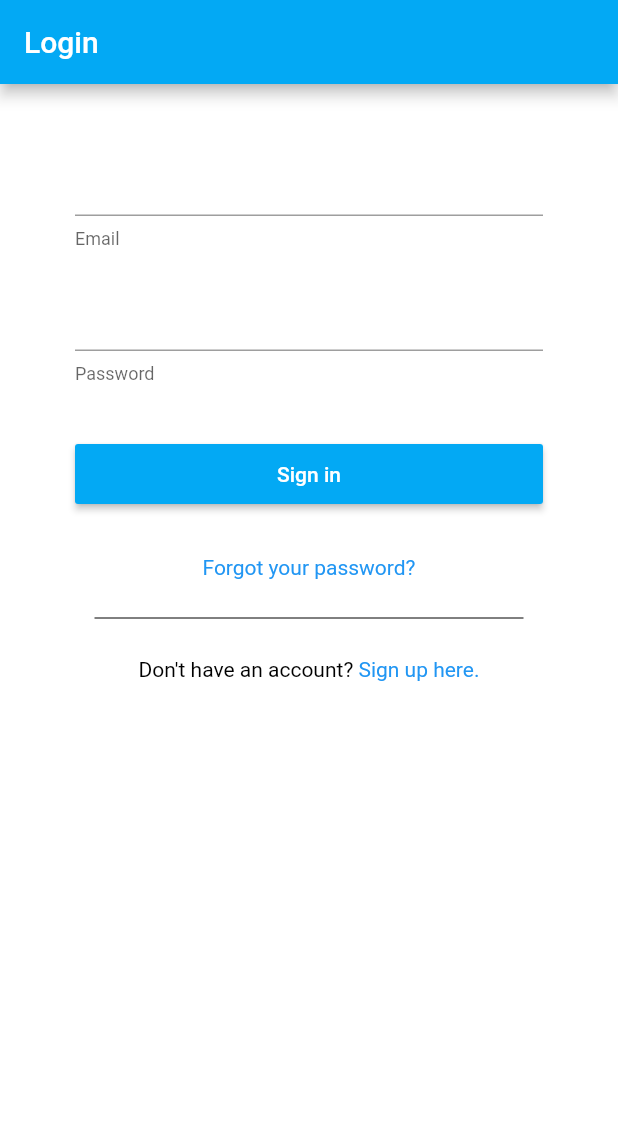
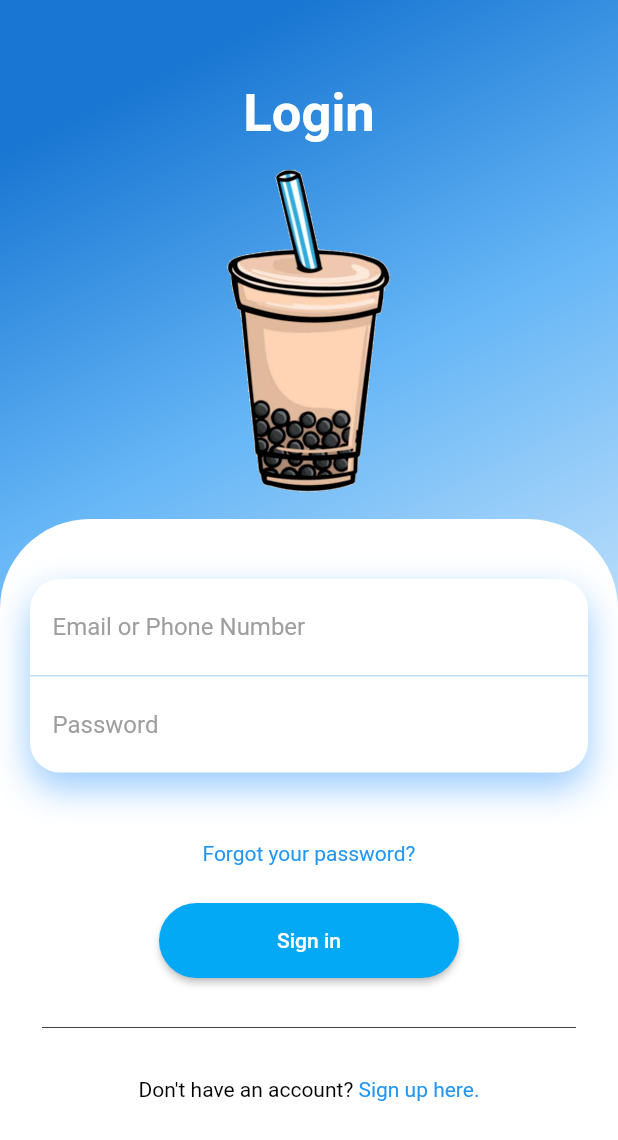
Before and after one commit to jonathanhua99/cafeapp, a Flutter app: the screen it shows after launch, on a phone screen of 412 x 824 dp. Shown: the top 1140 px of the screen. Run offline on Flutter 3.47's test engine with Material 2 defaults, Android fonts, the phone set to English and light mode, and no system bars; our stand-ins replace cloud_firestore, email_validator, firebase_auth; accounts and stored records are empty.

Commit message:
UI Redesign (#7)
* Remove unnecessary directives

* Re-Designed Login Screen

-Added icon of drink

-Overall re-design of page layout

```diff
--- a/lib/screens/forgot_password_screen.dart
+++ b/lib/screens/forgot_password_screen.dart
@@ -2,7 +2,6 @@ import 'package:cafe_app/services/auth.dart';
 import 'package:flutter/gestures.dart';
 import 'package:flutter/cupertino.dart';
 import 'package:flutter/material.dart';
-import 'loginCreate/login_screen.dart';
 import 'package:email_validator/email_validator.dart';
 
 class ForgotPassword extends StatefulWidget {
@@ -144,7 +143,8 @@ class _ForgotPasswordState extends State<ForgotPassword> {
                                   context: context,
                                   child: CupertinoAlertDialog(
                                     title: Text("Yikes!"),
-                                    content: Text("That's not proper email format, silly."),
+                                    content: Text(
+                                        "That's not proper email format, silly."),
                                     actions: <Widget>[
                                       CupertinoDialogAction(
                                         // isDefaultAction: false,
--- a/lib/screens/loginCreate/login_screen.dart
+++ b/lib/screens/loginCreate/login_screen.dart
@@ -11,8 +11,23 @@ class LoginScreen extends StatefulWidget {
   _LoginScreenState createState() => _LoginScreenState();
 }
 
-class _LoginScreenState extends State<LoginScreen> {
+class _LoginScreenState extends State<LoginScreen>
+    with SingleTickerProviderStateMixin {
   final AuthService _auth = AuthService();
+  AnimationController _animationController;
+
+  @override
+  void initState() {
+    _animationController = new AnimationController(
+      vsync: this,
+      duration: Duration(
+        milliseconds: 350,
+      ),
+    );
+    _animationController.forward();
+    super.initState();
+  }
+
   String email;
   String password;
   String error = "";
@@ -20,68 +35,192 @@ class _LoginScreenState extends State<LoginScreen> {
   @override
   Widget build(BuildContext context) {
     return Scaffold(
-      appBar: AppBar(
-        title: Text(
-          "Login",
-        ),
-        backgroundColor: Colors.lightBlue,
-      ),
       body: new GestureDetector(
         onTap: () {
-          FocusScope.of(
-            context,
-          ).requestFocus(
-            new FocusNode(),
-          );
+          FocusScopeNode currentFocus = FocusScope.of(context);
+          if (!currentFocus.hasPrimaryFocus) {
+            currentFocus.unfocus();
+          }
         },
         child: Container(
+          width: MediaQuery.of(context).size.width,
+          decoration: BoxDecoration(
+            gradient: LinearGradient(
+              begin: Alignment.topCenter,
+              colors: [
+                Colors.blue[700],
+                Colors.blue[300],
+                Colors.blue[100],
+              ],
+            ),
+          ),
+          child: Flex(
+            direction: Axis.vertical,
+            crossAxisAlignment: CrossAxisAlignment.center,
+            children: <Widget>[
+              SizedBox(height: 40),
+              Padding(
+                padding: EdgeInsets.only(
+                  top: 15.0,
+                ),
+                child: Column(
+                  crossAxisAlignment: CrossAxisAlignment.start,
+                  children: <Widget>[
+                    SlideTransition(
+                      position: Tween<Offset>(
+                        begin: Offset(
+                          0,
+                          //MediaQuery.of(context).size.width,
+                          -1,
+                        ),
+                        end: Offset.zero,
+                      ).animate(
+                        _animationController,
+                      ),
+                      child: FadeTransition(
+                        opacity: _animationController,
+                        child: Text(
+                          "Login",
+                          style: TextStyle(
                             color: Colors.white,
-          padding: EdgeInsets.symmetric(
-            vertical: 20.0,
-            horizontal: 50.0,
+                            fontSize: 35,
+                            fontWeight: FontWeight.bold,
                           ),
-          child: Form(
+                        ),
+                      ),
+                    )
+                  ],
+                ),
+              ),
+              Container(
+                height: 250,
+                child: FadeTransition(
+                  opacity: _animationController,
+                  child: Image.asset(
+                    'assets/images/edited_boba.png',
+                  ),
+                ),
+              ),
+              Expanded(
+                child: Container(
+                  decoration: BoxDecoration(
+                    color: Colors.white,
+                    borderRadius: BorderRadius.only(
+                      topLeft: Radius.circular(60),
+                      topRight: Radius.circular(60),
+                    ),
+                  ),
+                  child: Padding(
+                    padding: EdgeInsets.all(20),
                     child: Column(
                       children: <Widget>[
-                SizedBox(
-                  height: 20.0,
+                        SizedBox(height: 20),
+                        Container(
+                          //padding: EdgeInsets.all(20),
+                          decoration: BoxDecoration(
+                            color: Colors.white,
+                            borderRadius: BorderRadius.circular(20),
+                            boxShadow: [
+                              BoxShadow(
+                                color: Color.fromRGBO(50, 150, 255, .5),
+                                blurRadius: 20,
+                                offset: Offset(0, 10),
                               ),
-                TextFormField(
+                            ],
+                          ),
+                          child: Column(
+                            children: <Widget>[
+                              Container(
+                                padding: EdgeInsets.only(
+                                  left: 15,
+                                  right: 15,
+                                  top: 8,
+                                  bottom: 8,
+                                ),
+                                decoration: BoxDecoration(
+                                  border: Border(
+                                    bottom: BorderSide(
+                                      color: Colors.blue[100],
+                                    ),
+                                  ),
+                                ),
+                                child: TextFormField(
+                                  onFieldSubmitted: (_) =>
+                                      FocusScope.of(context).nextFocus(),
+                                  textInputAction: TextInputAction.next,
                                   decoration: InputDecoration(
-                      helperText: "Email",
+                                    border: InputBorder.none,
+                                    hintText: "Email or Phone Number",
+                                    hintStyle: TextStyle(
+                                      color: Colors.grey,
                                     ),
-                    onChanged: (val) {
+                                  ),
+                                  onChanged: (value) {
                                     setState(
-                        () => email = val,
-                      );
-                    }),
-                SizedBox(
-                  height: 20.0,
-                ),
-                TextFormField(
-                  decoration: InputDecoration(
-                    helperText: "Password",
-                  ),
-                  obscureText: true,
-                  onChanged: (val) {
-                    setState(
-                      () => password = val,
+                                      () => email = value.trim(),
                                     );
                                   },
                                 ),
+                              ),
+                              Container(
+                                padding: EdgeInsets.only(
+                                  left: 15,
+                                  right: 15,
+                                  top: 8,
+                                  bottom: 8,
+                                ),
+                                child: TextFormField(
+                                    decoration: InputDecoration(
+                                      border: InputBorder.none,
+                                      hintText: "Password",
+                                      hintStyle: TextStyle(
+                                        color: Colors.grey,
+                                      ),
+                                    ),
+                                    obscureText: true,
+                                    onChanged: (value) {
+                                      setState(
+                                        () => password = value,
+                                      );
+                                    }),
+                              ),
+                            ],
+                          ),
+                        ),
+                        SizedBox(height: 5),
                         Text(
                           error,
-                  style: TextStyle(
-                    color: Colors.red,
+                          style: TextStyle(color: Colors.red),
+                        ),
+                        SizedBox(height: 25),
+                        RichText(
+                          text: TextSpan(
+                            children: <TextSpan>[
+                              TextSpan(
+                                text: "Forgot your password?",
+                                style: TextStyle(color: Colors.blue),
+                                recognizer: TapGestureRecognizer()
+                                  ..onTap = () => Navigator.push(
+                                        context,
+                                        MaterialPageRoute(
+                                          builder: (context) =>
+                                              ForgotPassword(),
                                         ),
                                       ),
-                SizedBox(
-                  height: 20.0,
                               ),
+                            ],
+                          ),
+                        ),
+                        SizedBox(height: 25),
                         ButtonTheme(
-                  minWidth: 400.0,
-                  height: 40.0,
+                          minWidth: 200,
+                          height: 50,
                           child: RaisedButton(
+                            shape: RoundedRectangleBorder(
+                              borderRadius: BorderRadius.circular(
+                                40,
+                              ),
+                            ),
                             color: Colors.lightBlue,
                             child: Text(
                               "Sign in",
@@ -95,98 +234,52 @@ class _LoginScreenState extends State<LoginScreen> {
                                 password,
                               );
                               if (result == null) {
-                          setState(
-                            () => error = "Invalid user info. Try again.",
-                          );
+                                setState(() => error = "Invalid user info.");
                               } else {
                                 Navigator.pushReplacementNamed(
-                            context,
-                            HomeScreen.id,
-                          );
+                                    context, HomeScreen.id);
                               }
-                      }),
+                            },
+                          ),
                         ),
                         Padding(
-                  padding: EdgeInsets.symmetric(
-                    vertical: 15.0,
+                          padding: EdgeInsets.only(
+                            top: 25.0,
+                            bottom: 25.0,
+                            left: 8.0,
+                            right: 8.0,
+                          ),
+                          child: Divider(
+                            color: Colors.grey[800],
                           ),
                         ),
                         RichText(
                           text: TextSpan(
                             children: <TextSpan>[
                               TextSpan(
-                        text: "Forgot your password?",
-                        style: TextStyle(
-                          color: Colors.blue,
+                                text: "Don't have an account? ",
+                                style: TextStyle(color: Colors.black),
                               ),
+                              TextSpan(
+                                text: "Sign up here.",
+                                style: TextStyle(color: Colors.blue),
                                 recognizer: TapGestureRecognizer()
-                          ..onTap = () => Navigator.push (
+                                  ..onTap = () => (Navigator.push(
                                         context,
-                            MaterialPageRoute(builder: (context) => ForgotPassword())
+                                        MaterialPageRoute(
+                                          builder: (context) => CreateAccount(),
                                         ),
-                          // Navigator.push(
-                          //   context,
-                          //   ForgotPassword.id,
-                          // ),
+                                      )),
+                              )
+                            ],
+                          ),
                         )
                       ],
                     ),
                   ),
-                Padding(
-                  padding: const EdgeInsets.all(
-                    8.0,
                 ),
-                  child: new Container(
-                    margin: const EdgeInsets.only(
-                      left: 5,
-                      right: 5,
-                    ),
-                    child: Divider(
-                      color: Colors.black,
-                      height: 36,
-                    ),
-                  ),
-                ),
-/*                   FlatButton(
-                      child: Text("Don't have an account? Sign up here."),
-                      onPressed: (() => Navigator.pushReplacementNamed(
-                          context, CreateAccount.id))), */
-                RichText(
-                  text: TextSpan(
-                    children: <TextSpan>[
-                      TextSpan(
-                        text: "Don't have an account? ",
-                        style: TextStyle(
-                          color: Colors.black,
-                        ),
-                      ),
-                      TextSpan(
-                        text: "Sign up here.",
-                        style: TextStyle(
-                          color: Colors.blue,
-                        ),
-                        recognizer: TapGestureRecognizer()
-                          ..onTap = () => Navigator.push(
-                                context,
-                                MaterialPageRoute(
-                                  builder: (context) => CreateAccount(),
-                                ),
-                              ),
-                      ),
+              )
             ],
-                  ),
-                ),
-                Padding(
-                  padding: EdgeInsets.symmetric(
-                    vertical: 15.0,
-                  ),
-                ),
-/*                  FlatButton(
-                      child: Text("Forgot password?",
-                          style: TextStyle(color: Colors.blue)),
-                      onPressed: (() => print("FORGOT PASSWORD PRESSED"))), */
-              ],
-            ),
           ),
         ),
       ),
--- a/lib/services/auth.dart
+++ b/lib/services/auth.dart
@@ -1,6 +1,5 @@
 import 'package:cafe_app/services/database.dart';
 import 'package:firebase_auth/firebase_auth.dart';
-import 'package:flutter/services.dart';
 import '../models/user.dart';
 
 class AuthService {
@@ -74,7 +73,9 @@ class AuthService {
       var result = _auth.sendPasswordResetEmail(email: email);
       return result;
     } catch (e) {
-      print(e,);
+      print(
+        e,
+      );
       return null;
     }
   }
```
Also changed, not shown: assets/images/edited_boba.png (added). Lines whose indentation alone changed are shown as unchanged.
